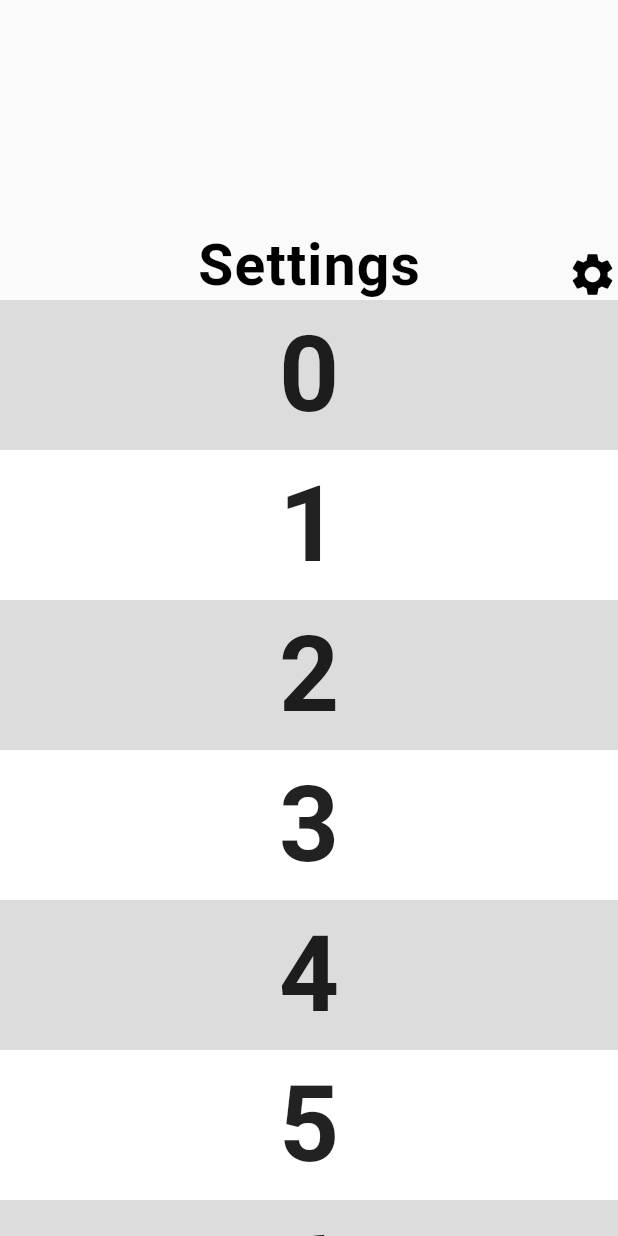
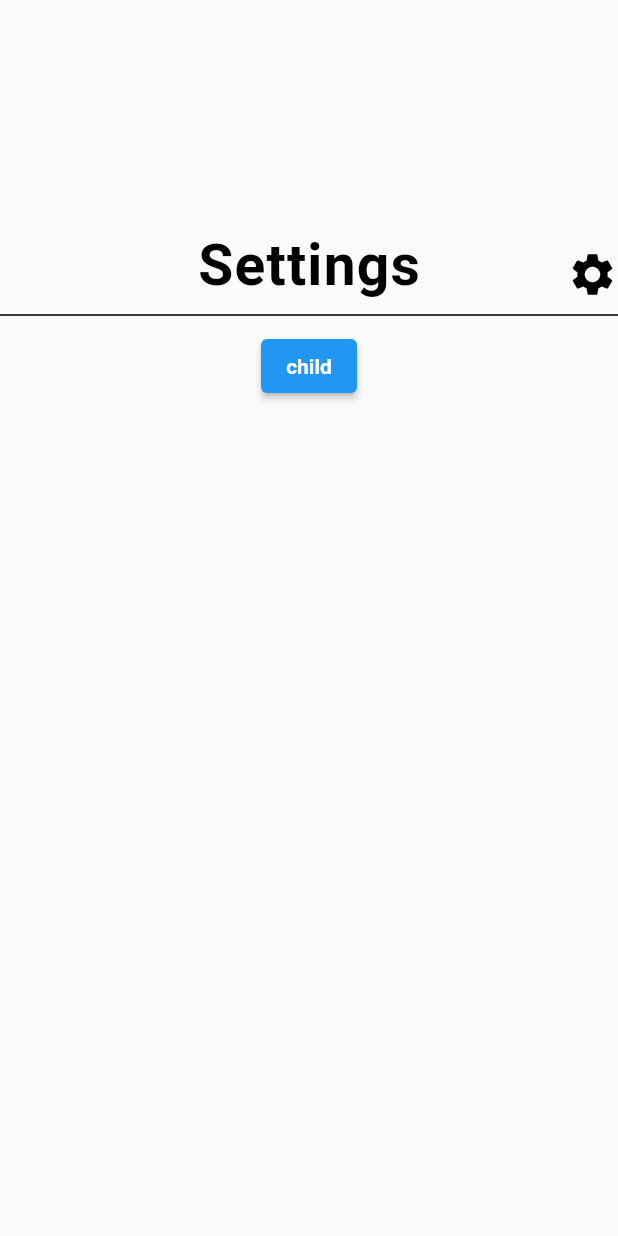
Before and after one commit to MertSaygili/flutter_local_databases, a Flutter app: the screen it shows after launch, on a phone screen of 412 x 824 dp. Run offline on Flutter 3.47's test engine with Material 2 defaults, Android fonts, the phone set to English and light mode, and no system bars; our stand-ins replace shared_preferences, sqflite; accounts and stored records are empty.

Commit message:
probably i am gonna change app

```diff
--- a/lib/SharedPreferences/ui/view/main_page.dart
+++ b/lib/SharedPreferences/ui/view/main_page.dart
@@ -1,4 +1,5 @@
 import 'package:flutter/material.dart';
+import 'package:flutter_local_databases/SharedPreferences/constants/constants.dart';
 import 'package:flutter_local_databases/SharedPreferences/constants/strings.dart';
 import '../widgets/custom_persistent_sliver_appbar.dart';
 
@@ -11,35 +12,39 @@ class MainPageView extends StatefulWidget {
 
 class _MainPageViewState extends State<MainPageView> {
   final Strings _strings = Strings();
+  final double _expandedHeight = 200;
 
   @override
   Widget build(BuildContext context) {
     return Scaffold(
       body: CustomScrollView(
         slivers: <Widget>[
-          SliverPersistentHeader(
-            delegate: CustomPersistenSliverAppbar(
-              expandedHeight: 200,
-              title: _strings.titleSettings,
+          _sliverPersistentHeader(),
+          SliverToBoxAdapter(
+            child: Column(
+              children: [
+                Divider(
+                  height: 20,
+                  thickness: 1,
+                  color: ColorItems().colorBlack,
+                ),
+                ElevatedButton(onPressed: () {}, child: const Text('child')),
+              ],
             ),
-            pinned: true,
-            floating: true,
-          ),
-          SliverList(
-            delegate: SliverChildBuilderDelegate(
-              (BuildContext context, int index) {
-                return Container(
-                  color: index.isOdd ? Colors.white : Colors.black12,
-                  height: 100.0,
-                  child: Center(
-                    child: Text('$index', textScaleFactor: 5),
-                  ),
-                );
-              },
-            ),
-          ),
+          )
         ],
       ),
     );
   }
+
+  SliverPersistentHeader _sliverPersistentHeader() {
+    return SliverPersistentHeader(
+      delegate: CustomPersistenSliverAppbar(
+        expandedHeight: _expandedHeight,
+        title: _strings.titleSettings,
+      ),
+      pinned: true,
+      floating: true,
+    );
+  }
 }
```
